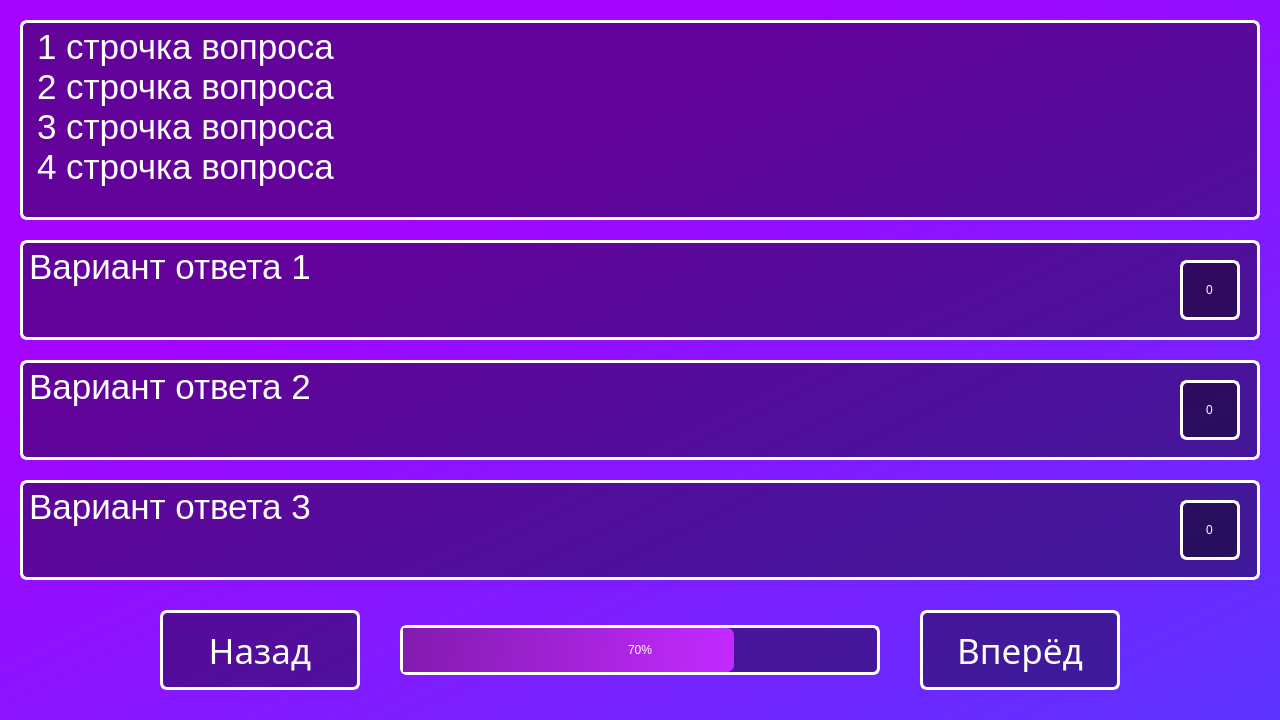
The window that test.ui (Bubblegubm/appforstaff) describes before a commit, drawn with Qt 5.
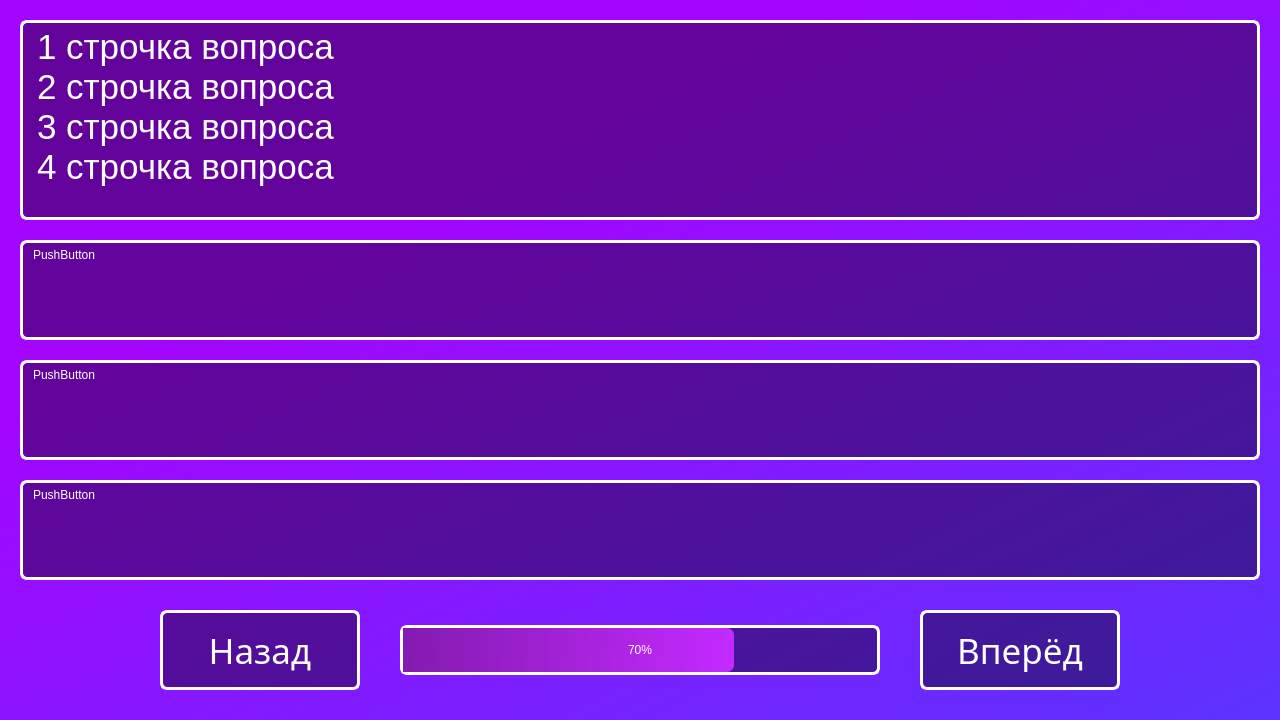
The same window after the commit.

Diff of the .ui file:
```diff
--- a/test.ui
+++ b/test.ui
@@ -54,300 +54,6 @@
 &lt;p style=&quot; margin-top:0px; margin-bottom:0px; margin-left:0px; margin-right:0px; -qt-block-indent:0; text-indent:0px;&quot;&gt;4 строчка вопроса&lt;/p&gt;&lt;/body&gt;&lt;/html&gt;</string>
     </property>
    </widget>
-   <widget class="QTextEdit" name="Answer1">
-    <property name="enabled">
-     <bool>true</bool>
-    </property>
-    <property name="geometry">
-     <rect>
-      <x>20</x>
-      <y>240</y>
-      <width>1140</width>
-      <height>100</height>
-     </rect>
-    </property>
-    <property name="mouseTracking">
-     <bool>false</bool>
-    </property>
-    <property name="focusPolicy">
-     <enum>Qt::NoFocus</enum>
-    </property>
-    <property name="acceptDrops">
-     <bool>true</bool>
-    </property>
-    <property name="styleSheet">
-     <string notr="true">color: rgb(255, 255, 255);
-font: 26pt &quot;Ambient(RUS BY LYAJKA)&quot;;
-background-color: rgba(0, 0, 0, 0);
-padding-left: 5px;
-padding-top: 3px;
-border: 0px;
-</string>
-    </property>
-    <property name="undoRedoEnabled">
-     <bool>true</bool>
-    </property>
-    <property name="readOnly">
-     <bool>false</bool>
-    </property>
-    <property name="html">
-     <string>&lt;!DOCTYPE HTML PUBLIC &quot;-//W3C//DTD HTML 4.0//EN&quot; &quot;http://www.w3.org/TR/REC-html40/strict.dtd&quot;&gt;
-&lt;html&gt;&lt;head&gt;&lt;meta name=&quot;qrichtext&quot; content=&quot;1&quot; /&gt;&lt;style type=&quot;text/css&quot;&gt;
-p, li { white-space: pre-wrap; }
-&lt;/style&gt;&lt;/head&gt;&lt;body style=&quot; font-family:'Ambient(RUS BY LYAJKA)'; font-size:26pt; font-weight:400; font-style:normal;&quot;&gt;
-&lt;p style=&quot; margin-top:0px; margin-bottom:0px; margin-left:0px; margin-right:0px; -qt-block-indent:0; text-indent:0px;&quot;&gt;Вариант ответа 1&lt;/p&gt;&lt;/body&gt;&lt;/html&gt;</string>
-    </property>
-    <property name="overwriteMode">
-     <bool>false</bool>
-    </property>
-    <property name="acceptRichText">
-     <bool>true</bool>
-    </property>
-   </widget>
-   <widget class="QLabel" name="BackAnswer1">
-    <property name="enabled">
-     <bool>true</bool>
-    </property>
-    <property name="geometry">
-     <rect>
-      <x>20</x>
-      <y>240</y>
-      <width>1240</width>
-      <height>100</height>
-     </rect>
-    </property>
-    <property name="styleSheet">
-     <string notr="true">color: rgb(255, 255, 255);
-border: 3px solid rgb(255, 255, 255);
-border-radius: 7px;
-font: 26pt &quot;Ambient(RUS BY LYAJKA)&quot;;
-background-color: rgba(0, 0, 0, 100);
-width: 50px;</string>
-    </property>
-    <property name="text">
-     <string/>
-    </property>
-   </widget>
-   <widget class="QLineEdit" name="FlagAnswer1">
-    <property name="enabled">
-     <bool>true</bool>
-    </property>
-    <property name="geometry">
-     <rect>
-      <x>1180</x>
-      <y>260</y>
-      <width>60</width>
-      <height>60</height>
-     </rect>
-    </property>
-    <property name="mouseTracking">
-     <bool>false</bool>
-    </property>
-    <property name="focusPolicy">
-     <enum>Qt::NoFocus</enum>
-    </property>
-    <property name="styleSheet">
-     <string notr="true">color: rgb(255, 255, 255);
-border: 3px solid rgb(255, 255, 255);
-border-radius: 7px;
-font: 26pt &quot;Ambient(RUS BY LYAJKA)&quot;;
-background-color: rgba(0, 0, 0, 100);</string>
-    </property>
-    <property name="text">
-     <string>0</string>
-    </property>
-    <property name="alignment">
-     <set>Qt::AlignCenter</set>
-    </property>
-   </widget>
-   <widget class="QLineEdit" name="FlagAnswer2">
-    <property name="enabled">
-     <bool>true</bool>
-    </property>
-    <property name="geometry">
-     <rect>
-      <x>1180</x>
-      <y>380</y>
-      <width>60</width>
-      <height>60</height>
-     </rect>
-    </property>
-    <property name="mouseTracking">
-     <bool>false</bool>
-    </property>
-    <property name="focusPolicy">
-     <enum>Qt::NoFocus</enum>
-    </property>
-    <property name="styleSheet">
-     <string notr="true">color: rgb(255, 255, 255);
-border: 3px solid rgb(255, 255, 255);
-border-radius: 7px;
-font: 26pt &quot;Ambient(RUS BY LYAJKA)&quot;;
-background-color: rgba(0, 0, 0, 100);</string>
-    </property>
-    <property name="text">
-     <string>0</string>
-    </property>
-    <property name="alignment">
-     <set>Qt::AlignCenter</set>
-    </property>
-   </widget>
-   <widget class="QLabel" name="BackAnswer2">
-    <property name="enabled">
-     <bool>true</bool>
-    </property>
-    <property name="geometry">
-     <rect>
-      <x>20</x>
-      <y>360</y>
-      <width>1240</width>
-      <height>100</height>
-     </rect>
-    </property>
-    <property name="styleSheet">
-     <string notr="true">color: rgb(255, 255, 255);
-border: 3px solid rgb(255, 255, 255);
-border-radius: 7px;
-font: 26pt &quot;Ambient(RUS BY LYAJKA)&quot;;
-background-color: rgba(0, 0, 0, 100);
-width: 50px;</string>
-    </property>
-    <property name="text">
-     <string/>
-    </property>
-   </widget>
-   <widget class="QTextEdit" name="Answer2">
-    <property name="enabled">
-     <bool>true</bool>
-    </property>
-    <property name="geometry">
-     <rect>
-      <x>20</x>
-      <y>360</y>
-      <width>1140</width>
-      <height>100</height>
-     </rect>
-    </property>
-    <property name="focusPolicy">
-     <enum>Qt::NoFocus</enum>
-    </property>
-    <property name="acceptDrops">
-     <bool>true</bool>
-    </property>
-    <property name="styleSheet">
-     <string notr="true">color: rgb(255, 255, 255);
-font: 26pt &quot;Ambient(RUS BY LYAJKA)&quot;;
-background-color: rgba(0, 0, 0, 0);
-padding-left: 5px;
-padding-top: 3px;
-border: 0px;
-</string>
-    </property>
-    <property name="readOnly">
-     <bool>true</bool>
-    </property>
-    <property name="html">
-     <string>&lt;!DOCTYPE HTML PUBLIC &quot;-//W3C//DTD HTML 4.0//EN&quot; &quot;http://www.w3.org/TR/REC-html40/strict.dtd&quot;&gt;
-&lt;html&gt;&lt;head&gt;&lt;meta name=&quot;qrichtext&quot; content=&quot;1&quot; /&gt;&lt;style type=&quot;text/css&quot;&gt;
-p, li { white-space: pre-wrap; }
-&lt;/style&gt;&lt;/head&gt;&lt;body style=&quot; font-family:'Ambient(RUS BY LYAJKA)'; font-size:26pt; font-weight:400; font-style:normal;&quot;&gt;
-&lt;p style=&quot; margin-top:0px; margin-bottom:0px; margin-left:0px; margin-right:0px; -qt-block-indent:0; text-indent:0px;&quot;&gt;Вариант ответа 2&lt;/p&gt;&lt;/body&gt;&lt;/html&gt;</string>
-    </property>
-   </widget>
-   <widget class="QLineEdit" name="FlagAnswer3">
-    <property name="enabled">
-     <bool>true</bool>
-    </property>
-    <property name="geometry">
-     <rect>
-      <x>1180</x>
-      <y>500</y>
-      <width>60</width>
-      <height>60</height>
-     </rect>
-    </property>
-    <property name="mouseTracking">
-     <bool>false</bool>
-    </property>
-    <property name="focusPolicy">
-     <enum>Qt::NoFocus</enum>
-    </property>
-    <property name="styleSheet">
-     <string notr="true">color: rgb(255, 255, 255);
-border: 3px solid rgb(255, 255, 255);
-border-radius: 7px;
-font: 26pt &quot;Ambient(RUS BY LYAJKA)&quot;;
-background-color: rgba(0, 0, 0, 100);</string>
-    </property>
-    <property name="text">
-     <string>0</string>
-    </property>
-    <property name="alignment">
-     <set>Qt::AlignCenter</set>
-    </property>
-   </widget>
-   <widget class="QLabel" name="BackAnswer3">
-    <property name="enabled">
-     <bool>true</bool>
-    </property>
-    <property name="geometry">
-     <rect>
-      <x>20</x>
-      <y>480</y>
-      <width>1240</width>
-      <height>100</height>
-     </rect>
-    </property>
-    <property name="styleSheet">
-     <string notr="true">color: rgb(255, 255, 255);
-border: 3px solid rgb(255, 255, 255);
-border-radius: 7px;
-font: 26pt &quot;Ambient(RUS BY LYAJKA)&quot;;
-background-color: rgba(0, 0, 0, 100);
-width: 50px;</string>
-    </property>
-    <property name="text">
-     <string/>
-    </property>
-   </widget>
-   <widget class="QTextEdit" name="Answer3">
-    <property name="enabled">
-     <bool>true</bool>
-    </property>
-    <property name="geometry">
-     <rect>
-      <x>20</x>
-      <y>480</y>
-      <width>1140</width>
-      <height>100</height>
-     </rect>
-    </property>
-    <property name="focusPolicy">
-     <enum>Qt::NoFocus</enum>
-    </property>
-    <property name="acceptDrops">
-     <bool>true</bool>
-    </property>
-    <property name="styleSheet">
-     <string notr="true">color: rgb(255, 255, 255);
-font: 26pt &quot;Ambient(RUS BY LYAJKA)&quot;;
-background-color: rgba(0, 0, 0, 0);
-padding-left: 5px;
-padding-top: 3px;
-border: 0px;
-</string>
-    </property>
-    <property name="readOnly">
-     <bool>true</bool>
-    </property>
-    <property name="html">
-     <string>&lt;!DOCTYPE HTML PUBLIC &quot;-//W3C//DTD HTML 4.0//EN&quot; &quot;http://www.w3.org/TR/REC-html40/strict.dtd&quot;&gt;
-&lt;html&gt;&lt;head&gt;&lt;meta name=&quot;qrichtext&quot; content=&quot;1&quot; /&gt;&lt;style type=&quot;text/css&quot;&gt;
-p, li { white-space: pre-wrap; }
-&lt;/style&gt;&lt;/head&gt;&lt;body style=&quot; font-family:'Ambient(RUS BY LYAJKA)'; font-size:26pt; font-weight:400; font-style:normal;&quot;&gt;
-&lt;p style=&quot; margin-top:0px; margin-bottom:0px; margin-left:0px; margin-right:0px; -qt-block-indent:0; text-indent:0px;&quot;&gt;Вариант ответа 3&lt;/p&gt;&lt;/body&gt;&lt;/html&gt;</string>
-    </property>
-   </widget>
    <widget class="QProgressBar" name="ProgressBar">
     <property name="geometry">
      <rect>
@@ -478,19 +184,93 @@
      <string>Вперёд</string>
     </property>
    </widget>
-   <zorder>Question</zorder>
-   <zorder>BackAnswer1</zorder>
-   <zorder>Answer1</zorder>
-   <zorder>FlagAnswer1</zorder>
-   <zorder>BackAnswer2</zorder>
-   <zorder>Answer2</zorder>
-   <zorder>FlagAnswer2</zorder>
-   <zorder>BackAnswer3</zorder>
-   <zorder>Answer3</zorder>
-   <zorder>FlagAnswer3</zorder>
-   <zorder>ProgressBar</zorder>
-   <zorder>ButtonBack</zorder>
-   <zorder>ButtonBack_2</zorder>
+   <widget class="QPushButton" name="ButtonAnswer1">
+    <property name="geometry">
+     <rect>
+      <x>20</x>
+      <y>240</y>
+      <width>1240</width>
+      <height>100</height>
+     </rect>
+    </property>
+    <property name="layoutDirection">
+     <enum>Qt::LeftToRight</enum>
+    </property>
+    <property name="styleSheet">
+     <string notr="true">QPushButton{
+color: rgb(255, 255, 255);
+border: 3px solid rgb(255, 255, 255);
+border-radius: 7px;
+font: 26pt &quot;Ambient(RUS BY LYAJKA)&quot;;
+background-color: rgba(0, 0, 0, 100);
+width: 50px;
+text-align: top, left;
+padding-left: 10px;
+padding-top: 5px;
+}</string>
+    </property>
+    <property name="text">
+     <string>PushButton</string>
+    </property>
+   </widget>
+   <widget class="QPushButton" name="ButtonAnswer2">
+    <property name="geometry">
+     <rect>
+      <x>20</x>
+      <y>360</y>
+      <width>1240</width>
+      <height>100</height>
+     </rect>
+    </property>
+    <property name="layoutDirection">
+     <enum>Qt::LeftToRight</enum>
+    </property>
+    <property name="styleSheet">
+     <string notr="true">QPushButton{
+color: rgb(255, 255, 255);
+border: 3px solid rgb(255, 255, 255);
+border-radius: 7px;
+font: 26pt &quot;Ambient(RUS BY LYAJKA)&quot;;
+background-color: rgba(0, 0, 0, 100);
+width: 50px;
+text-align: top, left;
+padding-left: 10px;
+padding-top: 5px;
+}</string>
+    </property>
+    <property name="text">
+     <string>PushButton</string>
+    </property>
+   </widget>
+   <widget class="QPushButton" name="ButtonAnswer3">
+    <property name="geometry">
+     <rect>
+      <x>20</x>
+      <y>480</y>
+      <width>1240</width>
+      <height>100</height>
+     </rect>
+    </property>
+    <property name="layoutDirection">
+     <enum>Qt::LeftToRight</enum>
+    </property>
+    <property name="styleSheet">
+     <string notr="true">QPushButton{
+color: rgb(255, 255, 255);
+border: 3px solid rgb(255, 255, 255);
+border-radius: 7px;
+font: 26pt &quot;Ambient(RUS BY LYAJKA)&quot;;
+background-color: rgba(0, 0, 0, 100);
+width: 50px;
+text-align: top, left;
+padding-left: 10px;
+padding-top: 5px;
+}</string>
+    </property>
+    <property name="text">
+     <string>PushButton</string>
+    </property>
+   </widget>
   </widget>
  </widget>
  <resources/>
```
Left out of the diff: 2 changed lines with no effect on the pictures.
